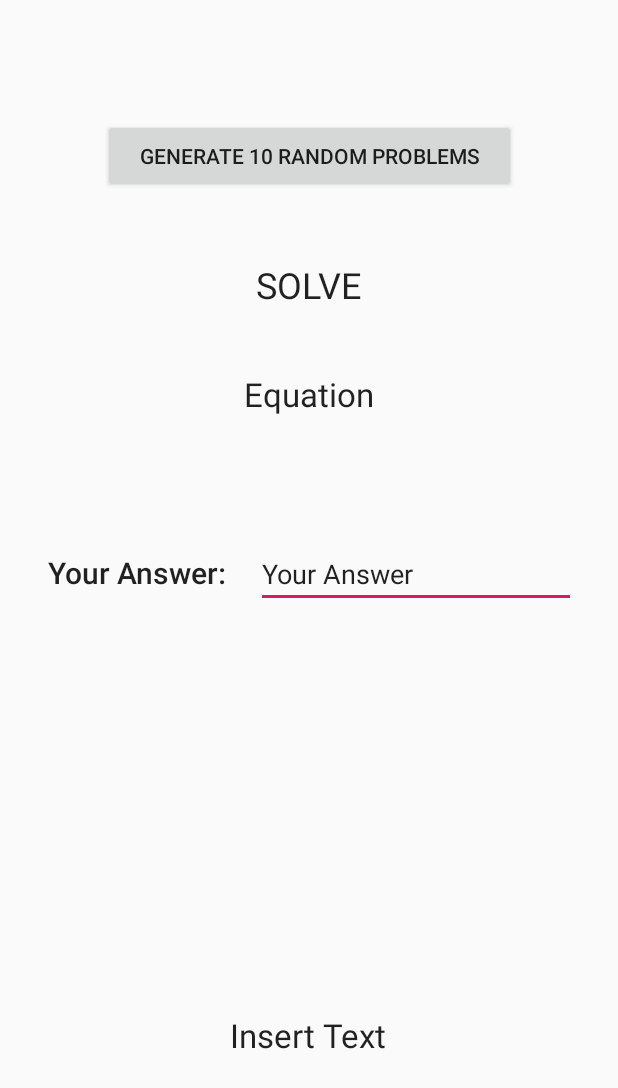
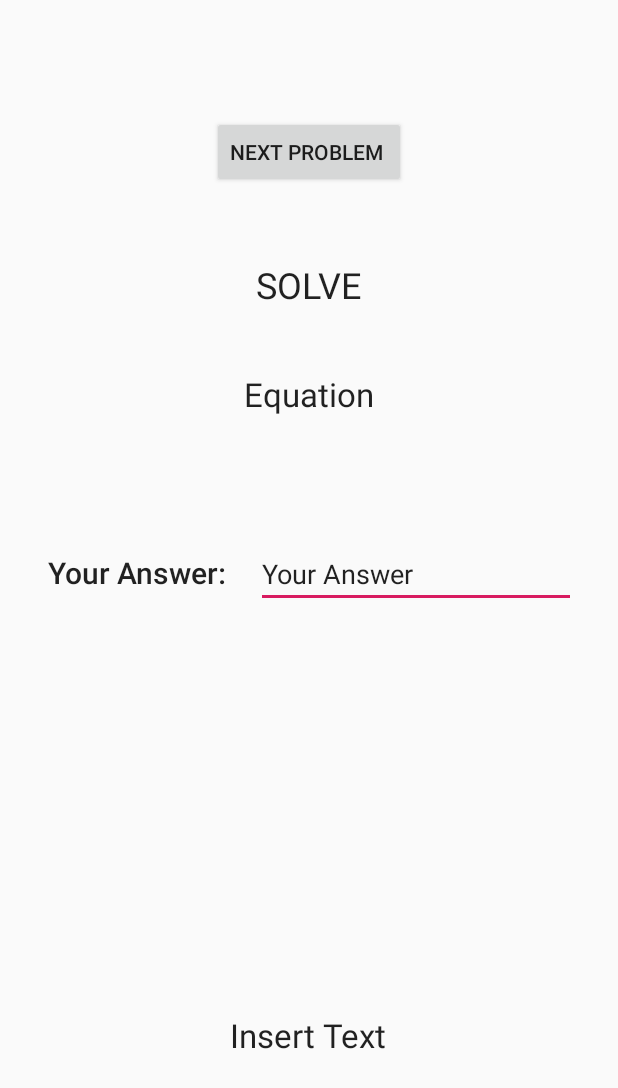
Before and after one commit to gdukuray/Flashcard-Math, an Android app: the layout activity_main.xml on its own in the app's theme, with its tools: preview values and no code run, on a phone screen of 412 x 824 dp. Shown: the top 1088 px of the screen. Run offline under Robolectric (Android 15) with nearby library versions, the phone set to English and light mode, and no system bars.

Commit message:
Add files via upload

```diff
--- a/FlashcardMath/app/src/main/res/layout/activity_main.xml
+++ b/FlashcardMath/app/src/main/res/layout/activity_main.xml
@@ -5,18 +5,6 @@
     android:layout_width="match_parent"
     android:layout_height="match_parent"
     tools:context=".MainActivity">
-
-    <Button
-        android:id="@+id/btnGenerate10"
-        android:layout_width="275dp"
-        android:layout_height="49dp"
-        android:layout_marginStart="68dp"
-        android:layout_marginTop="79dp"
-        android:layout_marginEnd="68dp"
-        android:text="Generate 10 Random Problems"
-        app:layout_constraintEnd_toEndOf="parent"
-        app:layout_constraintStart_toStartOf="parent"
-        app:layout_constraintTop_toTopOf="parent" />
 
     <TextView
         android:id="@+id/txtSolve"
@@ -79,4 +67,16 @@
         app:layout_constraintBottom_toBottomOf="parent"
         app:layout_constraintEnd_toEndOf="parent"
         app:layout_constraintStart_toStartOf="parent" />
+
+    <Button
+        android:id="@+id/nextProblem"
+        android:layout_width="wrap_content"
+        android:layout_height="wrap_content"
+        android:layout_marginStart="8dp"
+        android:layout_marginEnd="8dp"
+        android:layout_marginBottom="48dp"
+        android:text="Next Problem "
+        app:layout_constraintBottom_toTopOf="@+id/txtSolve"
+        app:layout_constraintEnd_toEndOf="parent"
+        app:layout_constraintStart_toStartOf="parent" />
 </android.support.constraint.ConstraintLayout>
```
